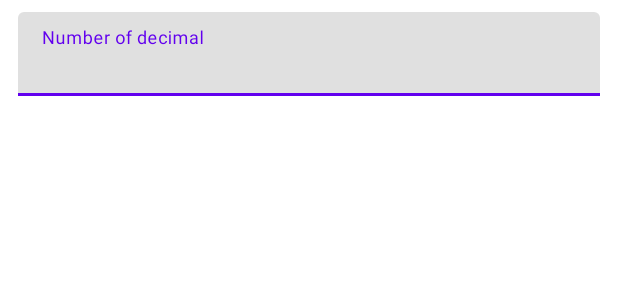
After one commit to nlgtuankiet/cj, an Android app: the layout setting_number_view.xml on its own in the app's theme, with its tools: preview values and no code run, on a phone screen of 412 x 824 dp. The commit adds this screen. Shown: the top 300 px of the screen. Run offline under Robolectric (Android 15) with nearby library versions, the phone set to English and light mode, and no system bars.

Commit message:
add number of decimal option

```diff
--- a/app/src/main/java/com/rainyseason/cj/ticker/TickerWidgetConfig.kt
+++ b/app/src/main/java/com/rainyseason/cj/ticker/TickerWidgetConfig.kt
@@ -22,6 +22,9 @@ data class TickerWidgetConfig(
 
     @Json(name = "show_change_14d")
     val showChange14d: Boolean,
+
+    @Json(name = "number_of_decimal")
+    val numberOfDecimal: Int? = null
 ) {
     val isComplete: Boolean
         get() = coinId.isNotEmpty()
--- /dev/null
+++ b/app/src/main/res/layout/setting_number_view.xml
@@ -0,0 +1,29 @@
+<?xml version="1.0" encoding="utf-8"?>
+<androidx.constraintlayout.widget.ConstraintLayout xmlns:android="http://schemas.android.com/apk/res/android"
+    xmlns:app="http://schemas.android.com/apk/res-auto"
+    android:layout_width="match_parent"
+    android:layout_height="wrap_content">
+
+    <com.google.android.material.textfield.TextInputLayout
+        android:id="@+id/text_input_layout"
+        android:layout_width="match_parent"
+        android:layout_height="wrap_content"
+        android:layout_marginStart="12dp"
+        android:layout_marginTop="8dp"
+        android:layout_marginEnd="12dp"
+        android:layout_marginBottom="8dp"
+        android:hint="@string/number_of_decimal"
+        app:endIconMode="clear_text"
+        app:layout_constraintBottom_toBottomOf="parent"
+        app:layout_constraintEnd_toEndOf="parent"
+        app:layout_constraintStart_toStartOf="parent"
+        app:layout_constraintTop_toTopOf="parent">
+
+        <com.google.android.material.textfield.TextInputEditText
+            android:id="@+id/edit_text"
+            android:layout_width="match_parent"
+            android:layout_height="wrap_content"
+            android:inputType="number" />
+
+    </com.google.android.material.textfield.TextInputLayout>
+</androidx.constraintlayout.widget.ConstraintLayout>
--- a/app/src/main/res/values/strings.xml
+++ b/app/src/main/res/values/strings.xml
@@ -1,3 +1,4 @@
 <resources>
     <string name="app_name">Crypto Jet</string>
+    <string name="number_of_decimal">Number of decimal</string>
 </resources>
```
Also changed, not shown: app/build.gradle (+7 -0 lines), app/src/main/java/com/rainyseason/cj/common/CoreComponent.kt (+7 -1 lines), app/src/main/java/com/rainyseason/cj/common/Util.kt (+8 -0 lines), app/src/main/java/com/rainyseason/cj/ticker/CoinTickerPreviewController.kt (added, +44 -0 lines), app/src/main/java/com/rainyseason/cj/ticker/CoinTickerPreviewFragment.kt (+9 -19 lines), app/src/main/java/com/rainyseason/cj/ticker/CoinTickerSettingActivity.kt (+5 -2 lines), app/src/main/java/com/rainyseason/cj/ticker/CoinTickerSettingViewModel.kt (+8 -0 lines), app/src/main/java/com/rainyseason/cj/ticker/RefreshCoinTickerWorker.kt (+15 -6 lines), app/src/main/java/com/rainyseason/cj/ticker/TickerWidgerRender.kt (+33 -15 lines), app/src/main/java/com/rainyseason/cj/ticker/view/CoinTickerPreviewView.kt (added, +38 -0 lines), app/src/main/java/com/rainyseason/cj/ticker/view/SettingNumberView.kt (added, +68 -0 lines), app/src/main/res/layout/coin_ticker_preview_fragment.xml (+7 -17 lines), app/src/main/res/layout/coin_ticker_preview_view.xml (added, +29 -0 lines).
